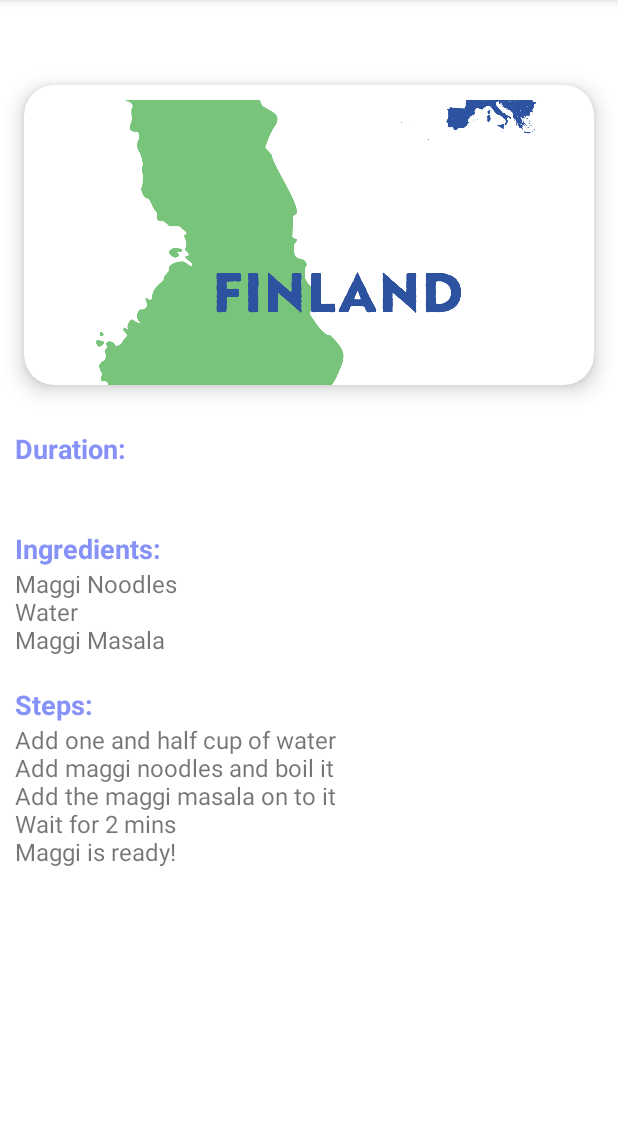
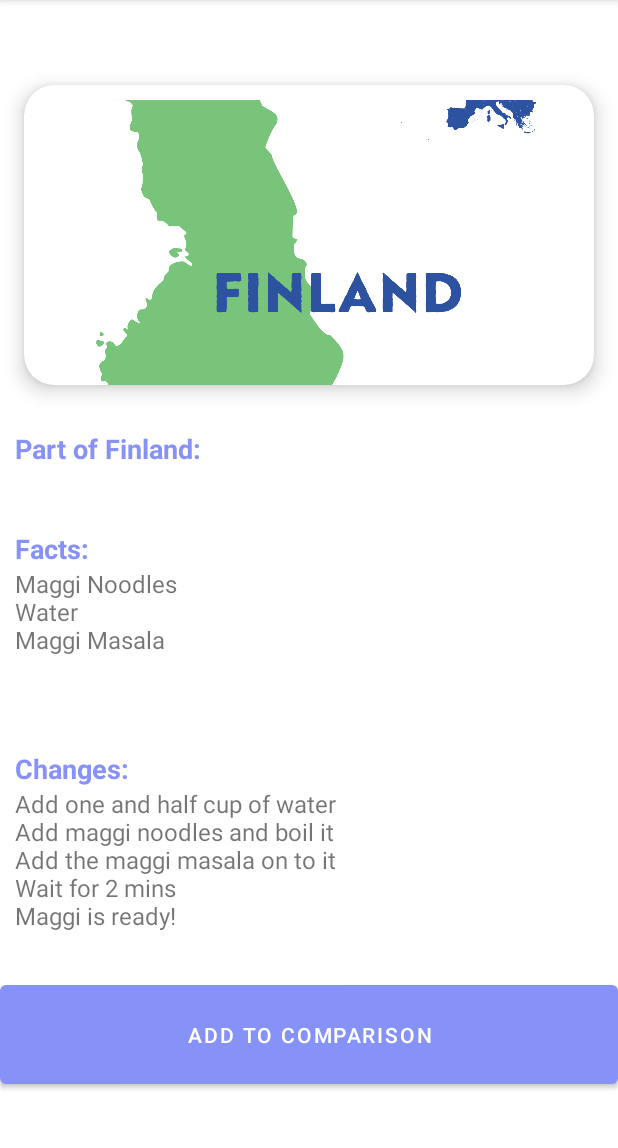
Before and after one commit to 0mlml/CT60A2411project, an Android app: the DetailedCity screen opened directly, with no data from a screen before it, on a phone screen of 412 x 824 dp, the part 84-1232 px from its top. Run offline under Robolectric (Android 15) with nearby library versions, the phone set to English and light mode, and no system bars.

Commit message:
search works, new activities and more shit

```diff
--- /dev/null
+++ b/app/src/main/java/dev/mlml/ct60a2411project/CompareActivity.java
@@ -0,0 +1,4 @@
+package dev.mlml.ct60a2411project;
+
+public class CompareActivity {
+}
--- /dev/null
+++ b/app/src/main/java/dev/mlml/ct60a2411project/ExploreActivity.java
@@ -0,0 +1,4 @@
+package dev.mlml.ct60a2411project;
+
+public class ExploreActivity {
+}
--- /dev/null
+++ b/app/src/main/java/dev/mlml/ct60a2411project/MinigamesActivity.java
@@ -0,0 +1,4 @@
+package dev.mlml.ct60a2411project;
+
+public class MinigamesActivity {
+}
--- a/app/src/main/res/layout/activity_detailed_city.xml
+++ b/app/src/main/res/layout/activity_detailed_city.xml
@@ -7,16 +7,17 @@
     android:layout_height="match_parent"
     android:orientation="vertical"
     tools:context=".DetailedCity">
+
     <TextView
+        android:id="@+id/detailName"
         android:layout_width="wrap_content"
         android:layout_height="wrap_content"
-        android:id="@+id/detailName"
+        android:layout_gravity="center"
         android:layout_marginTop="14dp"
-        android:text="Recipe Name"
+        android:text="City Name"
+        android:textColor="@color/lavender"
         android:textSize="24sp"
-        android:textColor="@color/lavender"
-        android:textStyle="bold"
-        android:layout_gravity="center"/>
+        android:textStyle="bold" />
     <androidx.cardview.widget.CardView
         android:layout_width="380dp"
         android:layout_height="200dp"
@@ -35,15 +36,16 @@
             android:scaleType="centerCrop"
             android:src="@drawable/finland" />
     </androidx.cardview.widget.CardView>
+
     <TextView
         android:layout_width="wrap_content"
         android:layout_height="wrap_content"
-        android:text="Duration:"
-        android:textColor="@color/lavender"
-        android:textStyle="bold"
         android:layout_marginStart="10dp"
         android:layout_marginTop="30dp"
-        android:textSize="18sp"/>
+        android:text="Part of Finland:"
+        android:textColor="@color/lavender"
+        android:textSize="18sp"
+        android:textStyle="bold" />
     <TextView
         android:layout_width="match_parent"
         android:layout_height="wrap_content"
@@ -51,36 +53,46 @@
         android:layout_marginStart="10dp"
         android:textSize="16sp"
         android:id="@+id/detailTime"/>
+
     <TextView
         android:layout_width="wrap_content"
         android:layout_height="wrap_content"
-        android:text="Ingredients:"
-        android:textColor="@color/lavender"
-        android:textStyle="bold"
         android:layout_marginStart="10dp"
         android:layout_marginTop="20dp"
-        android:textSize="18sp"/>
+        android:text="Facts:"
+        android:textColor="@color/lavender"
+        android:textSize="18sp"
+        android:textStyle="bold" />
+
     <TextView
+        android:id="@+id/detailIngredients"
         android:layout_width="match_parent"
-        android:layout_height="wrap_content"
+        android:layout_height="102dp"
+        android:layout_marginStart="10dp"
         android:text="@string/maggiIngredients"
-        android:layout_marginStart="10dp"
-        android:textSize="16sp"
-        android:id="@+id/detailIngredients"/>
+        android:textSize="16sp" />
+
     <TextView
         android:layout_width="wrap_content"
         android:layout_height="wrap_content"
-        android:text="Steps:"
-        android:textColor="@color/lavender"
-        android:textStyle="bold"
         android:layout_marginStart="10dp"
         android:layout_marginTop="20dp"
-        android:textSize="18sp"/>
+        android:text="Changes:"
+        android:textColor="@color/lavender"
+        android:textSize="18sp"
+        android:textStyle="bold" />
+
     <TextView
+        android:id="@+id/detailDesc"
         android:layout_width="match_parent"
-        android:layout_height="wrap_content"
+        android:layout_height="126dp"
+        android:layout_marginStart="10dp"
         android:text="@string/maggieDesc"
-        android:layout_marginStart="10dp"
-        android:textSize="16sp"
-        android:id="@+id/detailDesc"/>
+        android:textSize="16sp" />
+
+    <Button
+        android:id="@+id/comparisonButton"
+        android:layout_width="match_parent"
+        android:layout_height="78dp"
+        android:text="Add to comparison" />
 </LinearLayout>
--- a/app/src/main/res/layout/activity_main.xml
+++ b/app/src/main/res/layout/activity_main.xml
@@ -89,6 +89,7 @@
             </androidx.cardview.widget.CardView>
 
             <androidx.cardview.widget.CardView
+                android:id="@+id/exploreCard"
                 android:layout_width="0dp"
                 android:layout_height="match_parent"
                 android:layout_margin="10dp"
@@ -140,6 +141,7 @@
             app:layout_constraintVertical_bias="1.0">
 
             <androidx.cardview.widget.CardView
+                android:id="@+id/minigamesCard"
                 android:layout_width="0dp"
                 android:layout_height="match_parent"
                 android:layout_margin="10dp"
@@ -176,6 +178,7 @@
             </androidx.cardview.widget.CardView>
 
             <androidx.cardview.widget.CardView
+                android:id="@+id/compareCard"
                 android:layout_width="0dp"
                 android:layout_height="match_parent"
                 android:layout_margin="10dp"
```
Also changed, not shown: app/src/main/java/dev/mlml/ct60a2411project/MainActivity.java (+37 -0 lines), 1 other file.
